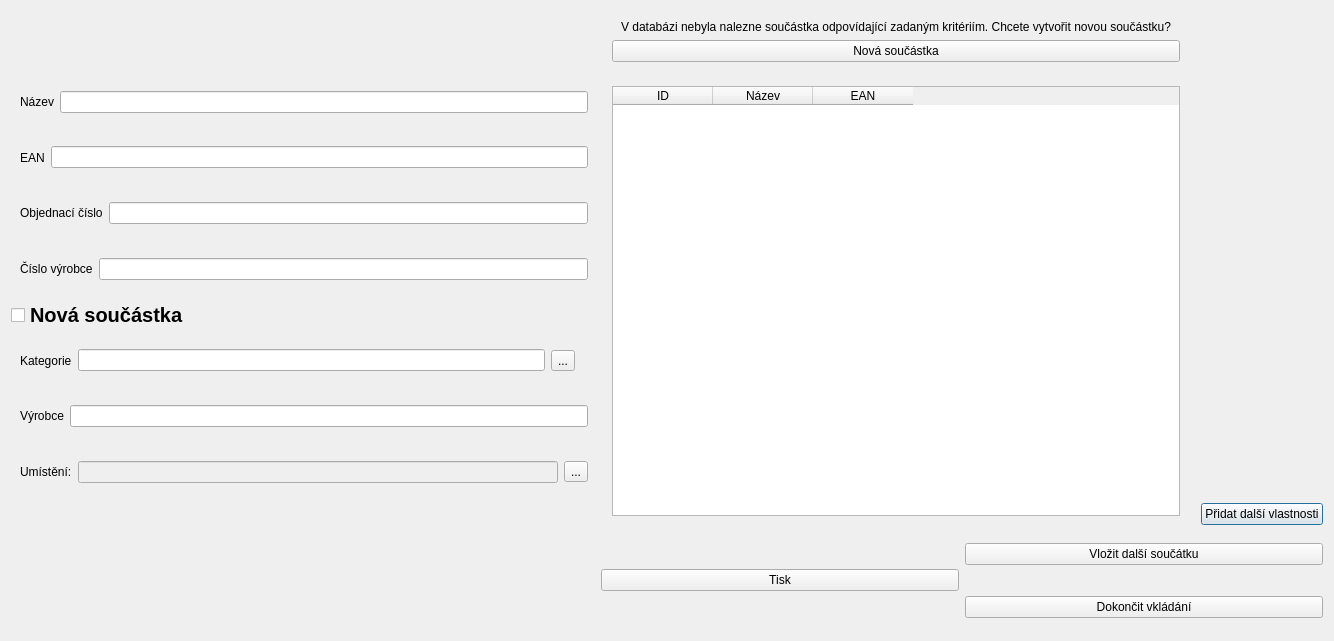
This is PPPart/prijem_novy_1.ui in Vcpavel31/PPPart as Qt 5 draws it before an edit. The edited form follows.
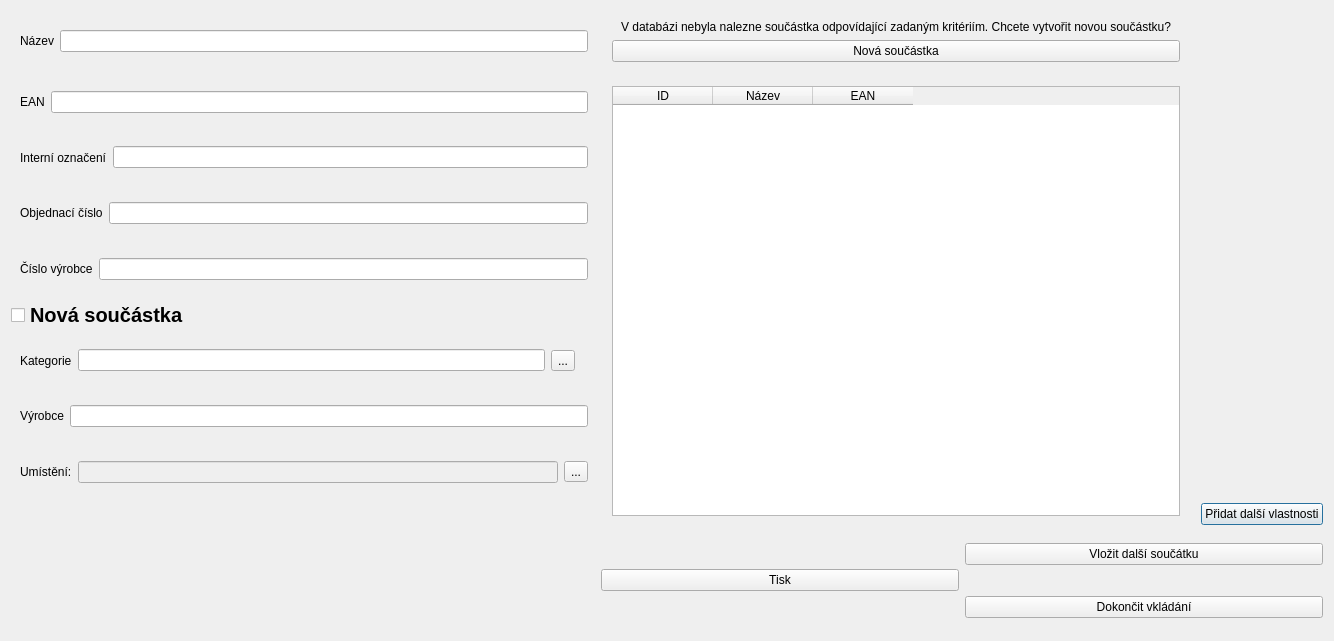
This is the edited form. Icons and pictures are not drawn.

Commit message: Progress with DB but lot of bugs

What changed in the file:
```diff
--- a/PPPart/prijem_novy_1.ui
+++ b/PPPart/prijem_novy_1.ui
@@ -109,22 +109,6 @@
      </layout>
     </widget>
    </item>
-   <item row="4" column="0">
-    <widget class="QWidget" name="EAN" native="true">
-     <layout class="QHBoxLayout" name="_4">
-      <item>
-       <widget class="QLabel" name="EAN_1">
-        <property name="text">
-         <string>EAN</string>
-        </property>
-       </widget>
-      </item>
-      <item>
-       <widget class="QLineEdit" name="EAN_2"/>
-      </item>
-     </layout>
-    </widget>
-   </item>
    <item row="8" column="0">
     <widget class="QWidget" name="Kategorie" native="true">
      <layout class="QHBoxLayout" name="horizontalLayout_4">
@@ -215,22 +199,6 @@
      </item>
     </layout>
    </item>
-   <item row="3" column="0">
-    <widget class="QWidget" name="Nazev" native="true">
-     <layout class="QHBoxLayout" name="horizontalLayout_2">
-      <item>
-       <widget class="QLabel" name="Nazev_1">
-        <property name="text">
-         <string>Název</string>
-        </property>
-       </widget>
-      </item>
-      <item>
-       <widget class="QLineEdit" name="Nazev_2"/>
-      </item>
-     </layout>
-    </widget>
-   </item>
    <item row="2" column="1">
     <widget class="QWidget" name="NewPart" native="true">
      <layout class="QVBoxLayout" name="verticalLayout">
@@ -325,6 +293,54 @@
    <item row="3" column="3" rowspan="8">
     <layout class="QGridLayout" name="gridLayout_2"/>
    </item>
+   <item row="2" column="0">
+    <widget class="QWidget" name="Nazev" native="true">
+     <layout class="QHBoxLayout" name="horizontalLayout_2">
+      <item>
+       <widget class="QLabel" name="Nazev_1">
+        <property name="text">
+         <string>Název</string>
+        </property>
+       </widget>
+      </item>
+      <item>
+       <widget class="QLineEdit" name="Nazev_2"/>
+      </item>
+     </layout>
+    </widget>
+   </item>
+   <item row="3" column="0">
+    <widget class="QWidget" name="EAN" native="true">
+     <layout class="QHBoxLayout" name="_4">
+      <item>
+       <widget class="QLabel" name="EAN_1">
+        <property name="text">
+         <string>EAN</string>
+        </property>
+       </widget>
+      </item>
+      <item>
+       <widget class="QLineEdit" name="EAN_2"/>
+      </item>
+     </layout>
+    </widget>
+   </item>
+   <item row="4" column="0">
+    <widget class="QWidget" name="Interni_cislo" native="true">
+     <layout class="QHBoxLayout" name="horizontalLayout">
+      <item>
+       <widget class="QLabel" name="Interni_cislo_1">
+        <property name="text">
+         <string>Interní označení</string>
+        </property>
+       </widget>
+      </item>
+      <item>
+       <widget class="QLineEdit" name="Interni_cislo_2"/>
+      </item>
+     </layout>
+    </widget>
+   </item>
   </layout>
  </widget>
  <resources>
```
The commit also changes 2 other files.
